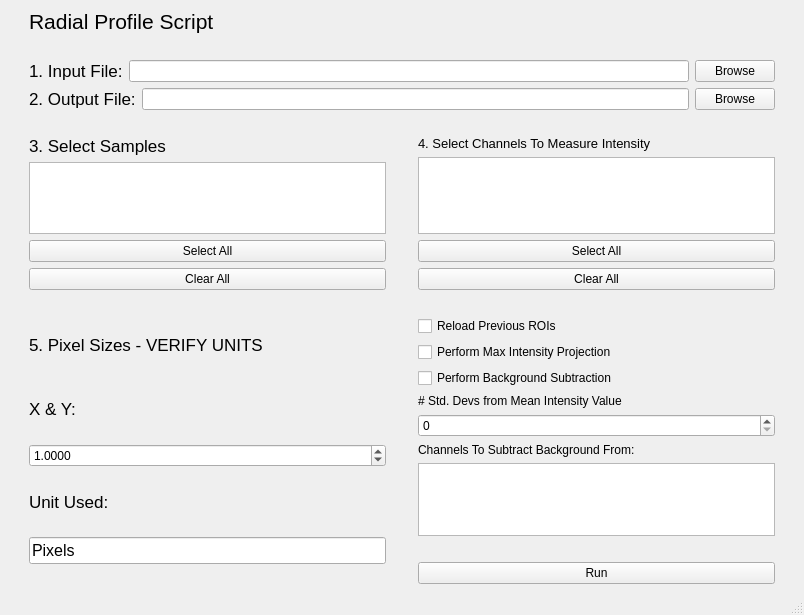
Before: the Qt Designer form radialUI.ui in HarrisonWismer/RadialProfile, drawn with Qt 5.
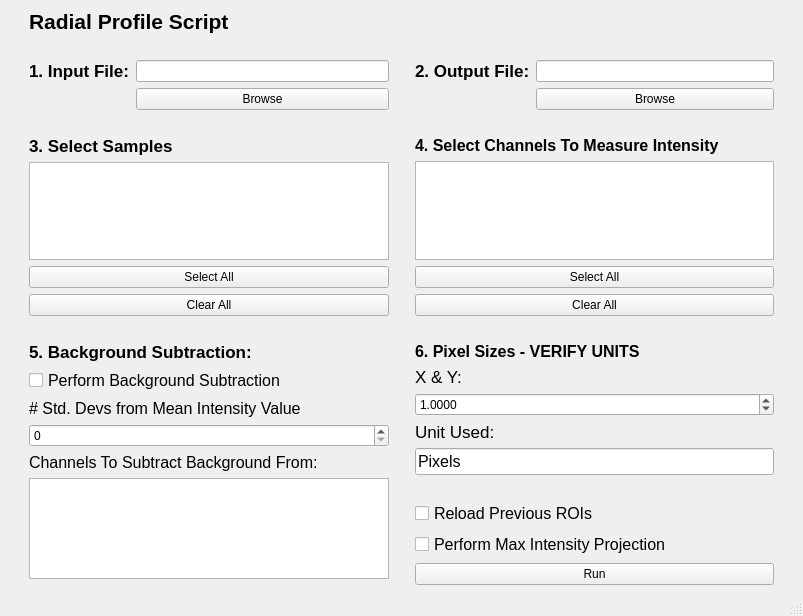
After: the same form once the commit is applied.

The edit to the form file:
```diff
--- a/radialUI.ui
+++ b/radialUI.ui
@@ -6,8 +6,8 @@
    <rect>
     <x>0</x>
     <y>0</y>
-    <width>804</width>
-    <height>615</height>
+    <width>803</width>
+    <height>616</height>
    </rect>
   </property>
   <property name="windowTitle">
@@ -17,27 +17,155 @@
    <bool>false</bool>
   </property>
   <widget class="QWidget" name="centralwidget">
-   <layout class="QGridLayout" name="gridLayout_2">
+   <layout class="QGridLayout" name="gridLayout">
     <item row="6" column="1">
-     <spacer name="horizontalSpacer_2">
+     <layout class="QVBoxLayout" name="verticalLayout_4">
+      <item>
+       <widget class="QLabel" name="label_10">
+        <property name="font">
+         <font>
+          <pointsize>13</pointsize>
+          <weight>75</weight>
+          <bold>true</bold>
+         </font>
+        </property>
+        <property name="text">
+         <string>5. Background Subtraction:</string>
+        </property>
+       </widget>
+      </item>
+      <item>
+       <widget class="QCheckBox" name="backgroundSubtract">
+        <property name="font">
+         <font>
+          <pointsize>12</pointsize>
+         </font>
+        </property>
+        <property name="text">
+         <string>Perform Background Subtraction</string>
+        </property>
+       </widget>
+      </item>
+      <item>
+       <widget class="QLabel" name="label_7">
+        <property name="maximumSize">
+         <size>
+          <width>349</width>
+          <height>16777215</height>
+         </size>
+        </property>
+        <property name="font">
+         <font>
+          <pointsize>12</pointsize>
+         </font>
+        </property>
+        <property name="text">
+         <string># Std. Devs from Mean Intensity Value</string>
+        </property>
+       </widget>
+      </item>
+      <item>
+       <widget class="QSpinBox" name="stdDevs">
+        <property name="maximum">
+         <number>10</number>
+        </property>
+       </widget>
+      </item>
+      <item>
+       <widget class="QLabel" name="label_9">
+        <property name="font">
+         <font>
+          <pointsize>12</pointsize>
+         </font>
+        </property>
+        <property name="text">
+         <string>Channels To Subtract Background From:</string>
+        </property>
+       </widget>
+      </item>
+      <item>
+       <widget class="QListWidget" name="backSubChannels">
+        <property name="selectionMode">
+         <enum>QAbstractItemView::MultiSelection</enum>
+        </property>
+       </widget>
+      </item>
+     </layout>
+    </item>
+    <item row="4" column="1">
+     <layout class="QVBoxLayout" name="verticalLayout">
+      <item>
+       <widget class="QLabel" name="label">
+        <property name="font">
+         <font>
+          <pointsize>13</pointsize>
+          <weight>75</weight>
+          <bold>true</bold>
+         </font>
+        </property>
+        <property name="text">
+         <string>3. Select Samples</string>
+        </property>
+       </widget>
+      </item>
+      <item>
+       <widget class="QListWidget" name="sampleList">
+        <property name="selectionMode">
+         <enum>QAbstractItemView::MultiSelection</enum>
+        </property>
+       </widget>
+      </item>
+      <item>
+       <widget class="QPushButton" name="selectAllSamples">
+        <property name="text">
+         <string>Select All</string>
+        </property>
+       </widget>
+      </item>
+      <item>
+       <widget class="QPushButton" name="clearAllSamples">
+        <property name="text">
+         <string>Clear All</string>
+        </property>
+       </widget>
+      </item>
+     </layout>
+    </item>
+    <item row="4" column="0">
+     <spacer name="verticalSpacer_2">
       <property name="orientation">
-       <enum>Qt::Horizontal</enum>
+       <enum>Qt::Vertical</enum>
       </property>
       <property name="sizeHint" stdset="0">
        <size>
-        <width>40</width>
-        <height>20</height>
+        <width>20</width>
+        <height>40</height>
        </size>
       </property>
      </spacer>
     </item>
-    <item row="5" column="3">
+    <item row="4" column="2">
+     <spacer name="verticalSpacer">
+      <property name="orientation">
+       <enum>Qt::Vertical</enum>
+      </property>
+      <property name="sizeHint" stdset="0">
+       <size>
+        <width>20</width>
+        <height>40</height>
+       </size>
+      </property>
+     </spacer>
+    </item>
+    <item row="4" column="3">
      <layout class="QVBoxLayout" name="verticalLayout_2">
       <item>
        <widget class="QLabel" name="channelLabel">
         <property name="font">
          <font>
-          <pointsize>10</pointsize>
+          <pointsize>12</pointsize>
+          <weight>75</weight>
+          <bold>true</bold>
          </font>
         </property>
         <property name="text">
@@ -76,32 +204,7 @@
       </item>
      </layout>
     </item>
-    <item row="4" column="1">
-     <spacer name="horizontalSpacer">
-      <property name="orientation">
-       <enum>Qt::Horizontal</enum>
-      </property>
-      <property name="sizeHint" stdset="0">
-       <size>
-        <width>40</width>
-        <height>20</height>
-       </size>
-      </property>
-     </spacer>
-    </item>
-    <item row="0" column="1">
-     <widget class="QLabel" name="label_5">
-      <property name="font">
-       <font>
-        <pointsize>16</pointsize>
-       </font>
-      </property>
-      <property name="text">
-       <string>Radial Profile Script</string>
-      </property>
-     </widget>
-    </item>
-    <item row="5" column="4">
+    <item row="4" column="4">
      <spacer name="verticalSpacer_4">
       <property name="orientation">
        <enum>Qt::Vertical</enum>
@@ -114,48 +217,35 @@
       </property>
      </spacer>
     </item>
-    <item row="1" column="1">
-     <spacer name="horizontalSpacer_4">
-      <property name="orientation">
-       <enum>Qt::Horizontal</enum>
-      </property>
-      <property name="sizeHint" stdset="0">
-       <size>
-        <width>40</width>
-        <height>20</height>
-       </size>
-      </property>
-     </spacer>
-    </item>
-    <item row="3" column="1" colspan="3">
-     <layout class="QHBoxLayout" name="horizontalLayout_3">
+    <item row="6" column="3" rowspan="2">
+     <layout class="QVBoxLayout" name="verticalLayout_3">
       <item>
-       <widget class="QLabel" name="label_3">
+       <widget class="QLabel" name="label_6">
+        <property name="font">
+         <font>
+          <pointsize>12</pointsize>
+          <weight>75</weight>
+          <bold>true</bold>
+         </font>
+        </property>
+        <property name="text">
+         <string>6. Pixel Sizes - VERIFY UNITS</string>
+        </property>
+       </widget>
+      </item>
+      <item>
+       <widget class="QLabel" name="label_8">
         <property name="font">
          <font>
           <pointsize>13</pointsize>
          </font>
         </property>
         <property name="text">
-         <string>2. Output File:</string>
+         <string>X &amp; Y:</string>
         </property>
        </widget>
       </item>
       <item>
-       <widget class="QLineEdit" name="outputLine"/>
-      </item>
-      <item>
-       <widget class="QPushButton" name="outputBrowse">
-        <property name="text">
-         <string>Browse</string>
-        </property>
-       </widget>
-      </item>
-     </layout>
-    </item>
-    <item row="7" column="1">
-     <layout class="QGridLayout" name="gridLayout">
-      <item row="2" column="0">
        <widget class="QDoubleSpinBox" name="xyScale">
         <property name="decimals">
          <number>4</number>
@@ -168,56 +258,7 @@
         </property>
        </widget>
       </item>
-      <item row="4" column="0">
-       <widget class="QLineEdit" name="unitLabel">
-        <property name="font">
-         <font>
-          <pointsize>12</pointsize>
-         </font>
-        </property>
-        <property name="text">
-         <string>Pixels</string>
-        </property>
-       </widget>
-      </item>
-      <item row="5" column="0">
-       <spacer name="horizontalSpacer_3">
-        <property name="orientation">
-         <enum>Qt::Horizontal</enum>
-        </property>
-        <property name="sizeHint" stdset="0">
-         <size>
-          <width>40</width>
-          <height>20</height>
-         </size>
-        </property>
-       </spacer>
-      </item>
-      <item row="1" column="0">
-       <widget class="QLabel" name="label_8">
-        <property name="font">
-         <font>
-          <pointsize>13</pointsize>
-         </font>
-        </property>
-        <property name="text">
-         <string>X &amp; Y:</string>
-        </property>
-       </widget>
-      </item>
-      <item row="0" column="0">
-       <widget class="QLabel" name="label_6">
-        <property name="font">
-         <font>
-          <pointsize>13</pointsize>
-         </font>
-        </property>
-        <property name="text">
-         <string>5. Pixel Sizes - VERIFY UNITS</string>
-        </property>
-       </widget>
-      </item>
-      <item row="3" column="0">
+      <item>
        <widget class="QLabel" name="label_4">
         <property name="font">
          <font>
@@ -229,101 +270,38 @@
         </property>
        </widget>
       </item>
-     </layout>
-    </item>
-    <item row="5" column="1">
-     <layout class="QVBoxLayout" name="verticalLayout">
       <item>
-       <widget class="QLabel" name="label">
+       <widget class="QLineEdit" name="unitLabel">
         <property name="font">
          <font>
-          <pointsize>13</pointsize>
+          <pointsize>12</pointsize>
          </font>
         </property>
         <property name="text">
-         <string>3. Select Samples</string>
+         <string>Pixels</string>
         </property>
        </widget>
       </item>
       <item>
-       <widget class="QListWidget" name="sampleList">
-        <property name="selectionMode">
-         <enum>QAbstractItemView::MultiSelection</enum>
+       <spacer name="horizontalSpacer_6">
+        <property name="orientation">
+         <enum>Qt::Horizontal</enum>
         </property>
-       </widget>
-      </item>
-      <item>
-       <widget class="QPushButton" name="selectAllSamples">
-        <property name="text">
-         <string>Select All</string>
+        <property name="sizeHint" stdset="0">
+         <size>
+          <width>40</width>
+          <height>20</height>
+         </size>
         </property>
-       </widget>
+       </spacer>
       </item>
-      <item>
-       <widget class="QPushButton" name="clearAllSamples">
-        <property name="text">
-         <string>Clear All</string>
-        </property>
-       </widget>
-      </item>
-     </layout>
-    </item>
-    <item row="5" column="2">
-     <spacer name="verticalSpacer">
-      <property name="orientation">
-       <enum>Qt::Vertical</enum>
-      </property>
-      <property name="sizeHint" stdset="0">
-       <size>
-        <width>20</width>
-        <height>40</height>
-       </size>
-      </property>
-     </spacer>
-    </item>
-    <item row="2" column="1" colspan="3">
-     <layout class="QHBoxLayout" name="horizontalLayout">
-      <item>
-       <widget class="QLabel" name="label_2">
-        <property name="font">
-         <font>
-          <pointsize>13</pointsize>
-         </font>
-        </property>
-        <property name="text">
-         <string>1. Input File:</string>
-        </property>
-       </widget>
-      </item>
-      <item>
-       <widget class="QLineEdit" name="inputLine"/>
-      </item>
-      <item>
-       <widget class="QPushButton" name="loadBrowse">
-        <property name="text">
-         <string>Browse</string>
-        </property>
-       </widget>
-      </item>
-     </layout>
-    </item>
-    <item row="5" column="0">
-     <spacer name="verticalSpacer_2">
-      <property name="orientation">
-       <enum>Qt::Vertical</enum>
-      </property>
-      <property name="sizeHint" stdset="0">
-       <size>
-        <width>20</width>
-        <height>40</height>
-       </size>
-      </property>
-     </spacer>
-    </item>
-    <item row="7" column="3">
-     <layout class="QVBoxLayout" name="verticalLayout_3">
       <item>
        <widget class="QCheckBox" name="reloadROI">
+        <property name="font">
+         <font>
+          <pointsize>12</pointsize>
+         </font>
+        </property>
         <property name="text">
          <string>Reload Previous ROIs</string>
         </property>
@@ -334,65 +312,16 @@
       </item>
       <item>
        <widget class="QCheckBox" name="maxIntCheck">
+        <property name="font">
+         <font>
+          <pointsize>12</pointsize>
+         </font>
+        </property>
         <property name="text">
          <string>Perform Max Intensity Projection</string>
         </property>
        </widget>
       </item>
-      <item>
-       <widget class="QCheckBox" name="backgroundSubtract">
-        <property name="text">
-         <string>Perform Background Subtraction</string>
-        </property>
-       </widget>
-      </item>
-      <item>
-       <widget class="QLabel" name="label_7">
-        <property name="maximumSize">
-         <size>
-          <width>349</width>
-          <height>16777215</height>
-         </size>
-        </property>
-        <property name="text">
-         <string># Std. Devs from Mean Intensity Value</string>
-        </property>
-       </widget>
-      </item>
-      <item>
-       <widget class="QSpinBox" name="stdDevs">
-        <property name="maximum">
-         <number>10</number>
-        </property>
-       </widget>
-      </item>
-      <item>
-       <widget class="QLabel" name="label_9">
-        <property name="text">
-         <string>Channels To Subtract Background From:</string>
-        </property>
-       </widget>
-      </item>
-      <item>
-       <widget class="QListWidget" name="backSubChannels">
-        <property name="selectionMode">
-         <enum>QAbstractItemView::MultiSelection</enum>
-        </property>
-       </widget>
-      </item>
-      <item>
-       <spacer name="horizontalSpacer_6">
-        <property name="orientation">
-         <enum>Qt::Horizontal</enum>
-        </property>
-        <property name="sizeHint" stdset="0">
-         <size>
-          <width>40</width>
-          <height>20</height>
-         </size>
-        </property>
-       </spacer>
-      </item>
       <item>
        <widget class="QPushButton" name="runButton">
         <property name="text">
@@ -402,6 +331,115 @@
       </item>
      </layout>
     </item>
+    <item row="0" column="1">
+     <widget class="QLabel" name="label_5">
+      <property name="font">
+       <font>
+        <pointsize>16</pointsize>
+        <weight>75</weight>
+        <bold>true</bold>
+       </font>
+      </property>
+      <property name="text">
+       <string>Radial Profile Script</string>
+      </property>
+     </widget>
+    </item>
+    <item row="1" column="1">
+     <spacer name="horizontalSpacer_4">
+      <property name="orientation">
+       <enum>Qt::Horizontal</enum>
+      </property>
+      <property name="sizeHint" stdset="0">
+       <size>
+        <width>40</width>
+        <height>20</height>
+       </size>
+      </property>
+     </spacer>
+    </item>
+    <item row="2" column="1">
+     <layout class="QFormLayout" name="formLayout_2">
+      <item row="0" column="0">
+       <widget class="QLabel" name="label_2">
+        <property name="font">
+         <font>
+          <pointsize>13</pointsize>
+          <weight>75</weight>
+          <bold>true</bold>
+         </font>
+        </property>
+        <property name="text">
+         <string>1. Input File:</string>
+        </property>
+       </widget>
+      </item>
+      <item row="0" column="1">
+       <widget class="QLineEdit" name="inputLine"/>
+      </item>
+      <item row="1" column="1">
+       <widget class="QPushButton" name="loadBrowse">
+        <property name="text">
+         <string>Browse</string>
+        </property>
+       </widget>
+      </item>
+     </layout>
+    </item>
+    <item row="2" column="3">
+     <layout class="QFormLayout" name="formLayout">
+      <item row="0" column="1">
+       <widget class="QLineEdit" name="outputLine"/>
+      </item>
+      <item row="1" column="1">
+       <widget class="QPushButton" name="outputBrowse">
+        <property name="text">
+         <string>Browse</string>
+        </property>
+       </widget>
+      </item>
+      <item row="0" column="0">
+       <widget class="QLabel" name="label_3">
+        <property name="font">
+         <font>
+          <pointsize>13</pointsize>
+          <weight>75</weight>
+          <bold>true</bold>
+         </font>
+        </property>
+        <property name="text">
+         <string>2. Output File:</string>
+        </property>
+       </widget>
+      </item>
+     </layout>
+    </item>
+    <item row="3" column="1">
+     <spacer name="horizontalSpacer">
+      <property name="orientation">
+       <enum>Qt::Horizontal</enum>
+      </property>
+      <property name="sizeHint" stdset="0">
+       <size>
+        <width>40</width>
+        <height>20</height>
+       </size>
+      </property>
+     </spacer>
+    </item>
+    <item row="5" column="1">
+     <spacer name="horizontalSpacer_2">
+      <property name="orientation">
+       <enum>Qt::Horizontal</enum>
+      </property>
+      <property name="sizeHint" stdset="0">
+       <size>
+        <width>348</width>
+        <height>20</height>
+       </size>
+      </property>
+     </spacer>
+    </item>
    </layout>
   </widget>
   <widget class="QStatusBar" name="statusbar"/>
```
